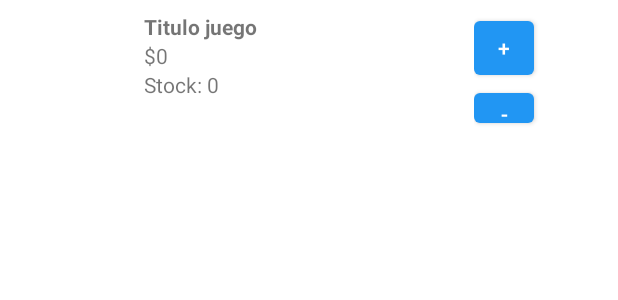
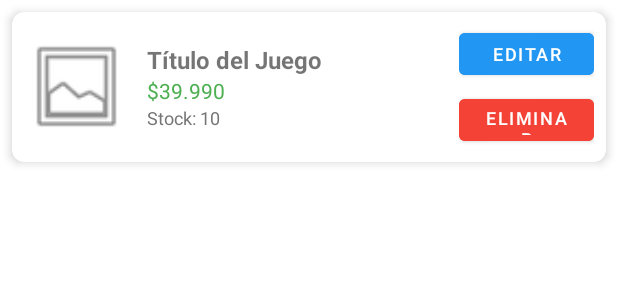
Before and after one commit to viceurrutia/APP-MOVILES, an Android app: the layout item_admin_game.xml on its own in the app's theme, with its tools: preview values and no code run, on a phone screen of 412 x 824 dp. Shown: the top 300 px of the screen. Run offline under Robolectric (Android 15) with nearby library versions, the phone set to English and light mode, and no system bars.

Commit message:
Agregando admin2

```diff
--- a/GameForGamers_v2/GameForGamers_v2/app/src/main/res/layout/item_admin_game.xml
+++ b/GameForGamers_v2/GameForGamers_v2/app/src/main/res/layout/item_admin_game.xml
@@ -1,66 +1,84 @@
 <?xml version="1.0" encoding="utf-8"?>
-<LinearLayout xmlns:android="http://schemas.android.com/apk/res/android"
+<androidx.cardview.widget.CardView
+    xmlns:android="http://schemas.android.com/apk/res/android"
+    xmlns:app="http://schemas.android.com/apk/res-auto"
+    android:layout_width="match_parent"
+    android:layout_height="wrap_content"
+    android:layout_margin="8dp"
+    app:cardCornerRadius="8dp"
+    app:cardElevation="4dp">
+
+    <LinearLayout
         android:layout_width="match_parent"
         android:layout_height="wrap_content"
         android:orientation="horizontal"
-    android:padding="8dp">
+        android:padding="8dp"
+        android:gravity="center_vertical">
 
         <ImageView
             android:id="@+id/ivThumb"
-        android:layout_width="80dp"
-        android:layout_height="80dp"
-        android:scaleType="centerCrop"/>
+            android:layout_width="70dp"
+            android:layout_height="70dp"
+            android:scaleType="centerCrop"
+            android:src="@android:drawable/ic_menu_gallery"/>
 
         <LinearLayout
             android:layout_width="0dp"
             android:layout_height="wrap_content"
             android:layout_weight="1"
             android:orientation="vertical"
-        android:paddingStart="8dp">
+            android:paddingStart="12dp">
 
             <TextView
                 android:id="@+id/tvTitle"
-            android:layout_width="wrap_content"
-            android:layout_height="wrap_content"
-            android:text="Titulo juego"
-            android:textStyle="bold" />
+                android:text="Título del Juego"
+                android:textStyle="bold"
+                android:textSize="16sp"
+                android:maxLines="1"
+                android:ellipsize="end"
+                android:layout_width="match_parent"
+                android:layout_height="wrap_content"/>
 
             <TextView
                 android:id="@+id/tvPrice"
+                android:text="$39.990"
+                android:textColor="#4CAF50"
                 android:layout_width="wrap_content"
-            android:layout_height="wrap_content"
-            android:text="$0" />
+                android:layout_height="wrap_content"/>
 
             <TextView
                 android:id="@+id/tvStock"
+                android:text="Stock: 10"
+                android:textSize="12sp"
+                android:textColor="#757575"
                 android:layout_width="wrap_content"
-            android:layout_height="wrap_content"
-            android:text="Stock: 0" />
+                android:layout_height="wrap_content"/>
         </LinearLayout>
 
         <LinearLayout
+            android:id="@+id/layoutButtons"
             android:layout_width="wrap_content"
-        android:layout_height="match_parent"
+            android:layout_height="wrap_content"
             android:orientation="vertical"
-        android:gravity="center_vertical">
+            android:gravity="center">
 
             <Button
-            android:id="@+id/btnPlus"
-            android:layout_width="40dp"
-            android:layout_height="wrap_content"
-            android:text="+" />
-
-        <Button
-            android:id="@+id/btnMinus"
-            android:layout_width="40dp"
-            android:layout_height="wrap_content"
-            android:text="-" />
+                android:id="@+id/btnEdit"
+                android:layout_width="90dp"
+                android:layout_height="40dp"
+                android:text="Editar"
+                android:textSize="12sp"
+                android:backgroundTint="#2196F3"
+                android:layout_marginBottom="4dp"/>
 
             <Button
                 android:id="@+id/btnDelete"
-            android:layout_width="wrap_content"
-            android:layout_height="wrap_content"
-            android:text="X" />
+                android:layout_width="90dp"
+                android:layout_height="40dp"
+                android:text="Eliminar"
+                android:textSize="12sp"
+                android:backgroundTint="#F44336"/>
         </LinearLayout>
 
     </LinearLayout>
+</androidx.cardview.widget.CardView>
```
Also changed, not shown: GameForGamers_v2/GameForGamers_v2/app/src/main/AndroidManifest.xml (+26 -50 lines), GameForGamers_v2/GameForGamers_v2/app/src/main/java/com/example/gameforgamers/ui/admin/AdminActivity.kt (+10 -118 lines), GameForGamers_v2/GameForGamers_v2/app/src/main/java/com/example/gameforgamers/ui/admin/AdminGameAdapter.kt (+26 -23 lines), GameForGamers_v2/GameForGamers_v2/app/src/main/java/com/example/gameforgamers/ui/admin/EditGameActivity.kt (added, +73 -0 lines), GameForGamers_v2/GameForGamers_v2/app/src/main/java/com/example/gameforgamers/ui/auth/LoginActivity.kt (+15 -4 lines), GameForGamers_v2/GameForGamers_v2/app/src/main/res/layout/activity_edit_game.xml (added, +35 -0 lines). Lines whose indentation alone changed are shown as unchanged.
